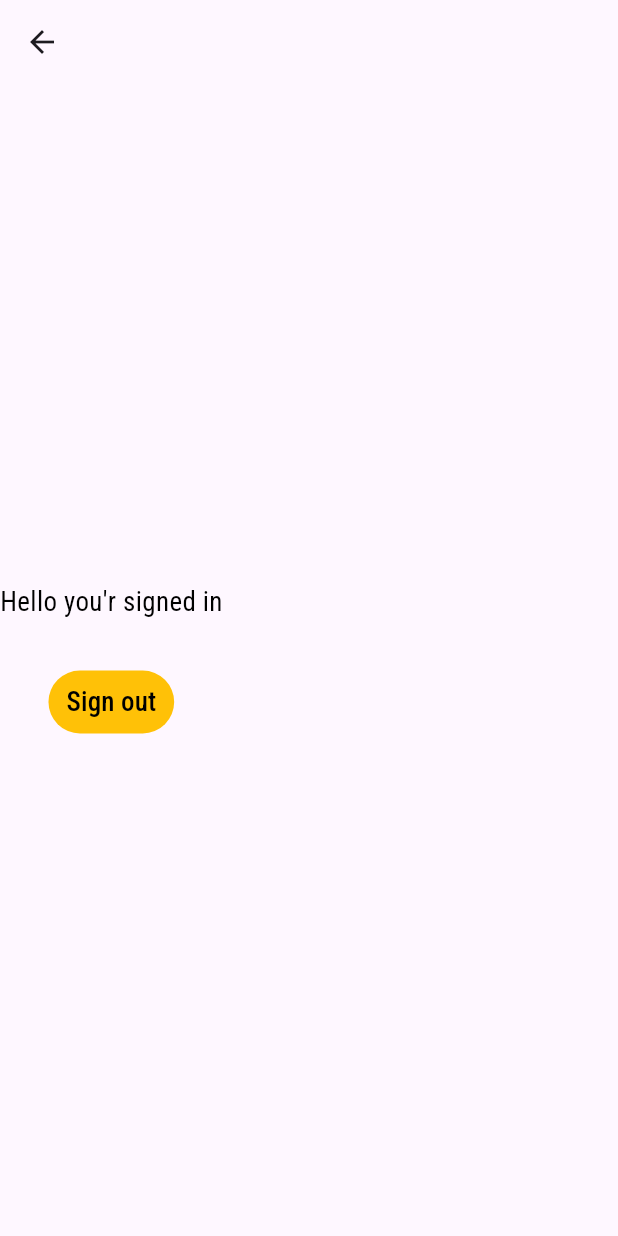
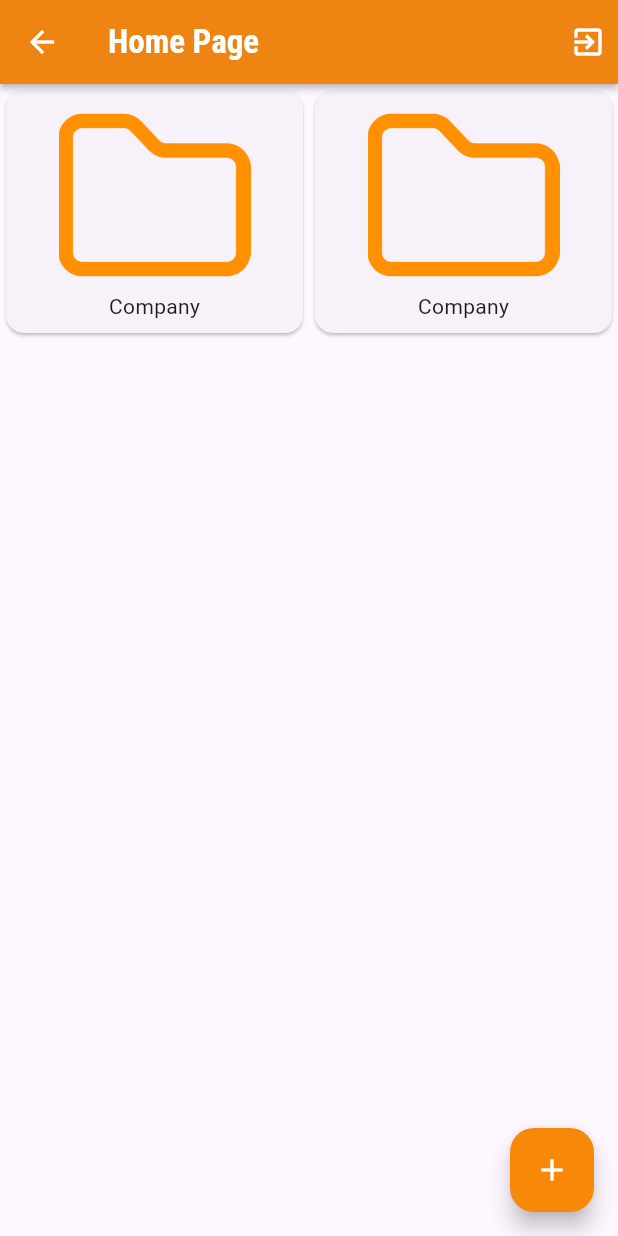
Before and after one commit to WaleedAlsafari/flutter_auth, a Flutter app: the HomeScreen screen opened by its route, on a phone screen of 412 x 824 dp. Run offline on Flutter 3.47's test engine with Material 3 defaults, Android fonts, the phone set to English and light mode, and no system bars; our stand-ins replace auth_buttons, firebase_auth, firebase_core, google_fonts, google_sign_in; accounts and stored records are empty.

Commit message:
new commit

```diff
--- a/lib/screens/home_screen.dart
+++ b/lib/screens/home_screen.dart
@@ -1,6 +1,8 @@
 import 'package:firebase_auth/firebase_auth.dart';
 import 'package:flutter/material.dart';
 import 'package:google_fonts/google_fonts.dart';
+import 'package:auth_buttons/auth_buttons.dart';
+import 'package:google_sign_in/google_sign_in.dart';
 
 class HomeScreen extends StatefulWidget {
   const HomeScreen({super.key});
@@ -11,39 +13,70 @@ class HomeScreen extends StatefulWidget {
 
 class _HomeScreenState extends State<HomeScreen> {
   Future signOut() async {
+    GoogleSignIn googleSignIn = GoogleSignIn();
+    googleSignIn.disconnect();
     await FirebaseAuth.instance.signOut();
   }
 
   @override
   Widget build(BuildContext context) {
     return Scaffold(
+      floatingActionButton: FloatingActionButton(
+        backgroundColor: const Color.fromARGB(255, 248, 136, 8),
+        onPressed: () {
+          Navigator.of(context).pushNamed('AddCategory');
+        },
+        child: const Icon(
+          Icons.add,
+          color: Colors.white,
+        ),
+      ),
       appBar: AppBar(
-          //title: const Text('Back'),
-          ),
-      body: Column(
-              mainAxisAlignment: MainAxisAlignment.center,
-              children: [
-                Text(
-                  'Hello you\'r signed in',
-                  style: GoogleFonts.robotoCondensed(
-                      color: Colors.black, fontSize: 18),
+        title: const Text('Home Page'),
+        actions: const [
+          Padding(
+            padding: EdgeInsets.all(8.0),
+            child: Icon(
+              Icons.exit_to_app,
+              color: Colors.white,
+              size: 24,
+            ),
+          )
+        ],
+      ),
+      body: GridView(
+          gridDelegate: SliverGridDelegateWithFixedCrossAxisCount(
+              crossAxisCount: 2, mainAxisExtent: 170),
+          children: [
+            Card(
+              child: Container(
+                padding: EdgeInsets.all(6),
+                child: Column(
+                  children: [
+                    Image.asset(
+                      'images/folder.png',
+                      scale: 4,
+                    ),
+                    Text('Company')
+                  ],
                 ),
-                const SizedBox(
-                  height: 30,
+              ),
+            ),
+            Card(
+              child: Container(
+                padding: EdgeInsets.all(6),
+                child: Column(
+                  children: [
+                    Image.asset(
+                      'images/folder.png',
+                      scale: 4,
+                    ),
+                    Text('Company')
+                  ],
                 ),
-                TextButton(
-                  onPressed: signOut,
-                  style: ButtonStyle(
-                      backgroundColor:
-                          MaterialStateProperty.all(Colors.amber)),
-                  child: Text(
-                    'Sign out',
-                    style: GoogleFonts.robotoCondensed(
-                        color: Colors.black, fontSize: 18),
-                  ),
-                )
-              ],
-            ),
+              ),
+            )
+          ]),
     );
   }
 }
--- a/pubspec.yaml
+++ b/pubspec.yaml
@@ -38,8 +38,9 @@ dependencies:
   firebase_auth: ^4.17.4
   firebase_core: ^2.25.4
   google_fonts: ^6.1.0
-  awesome_dialog: ^3.2.0
   firebase_dynamic_links: ^5.4.15
+  google_sign_in: ^6.2.1
+  auth_buttons: ^1.0.1+4
 
 dev_dependencies:
   flutter_test:
@@ -65,6 +66,7 @@ flutter:
 
   # To add assets to your application, add an assets section, like this:
   assets:
+    - images/folder.png
     - images/leaf.png
 
 
```
Also changed, not shown: lib/categories/add.dart (added, +54 -0 lines), lib/components/CustomButton.dart (added, +28 -0 lines), lib/components/CustomTextFormField.dart (added, +43 -0 lines), lib/main.dart (+14 -1 lines), lib/screens/sign_in_screen.dart (+84 -18 lines), lib/screens/sign_up_screen.dart (+8 -3 lines), images/folder.png (added), pubspec.lock, 5 other files.
